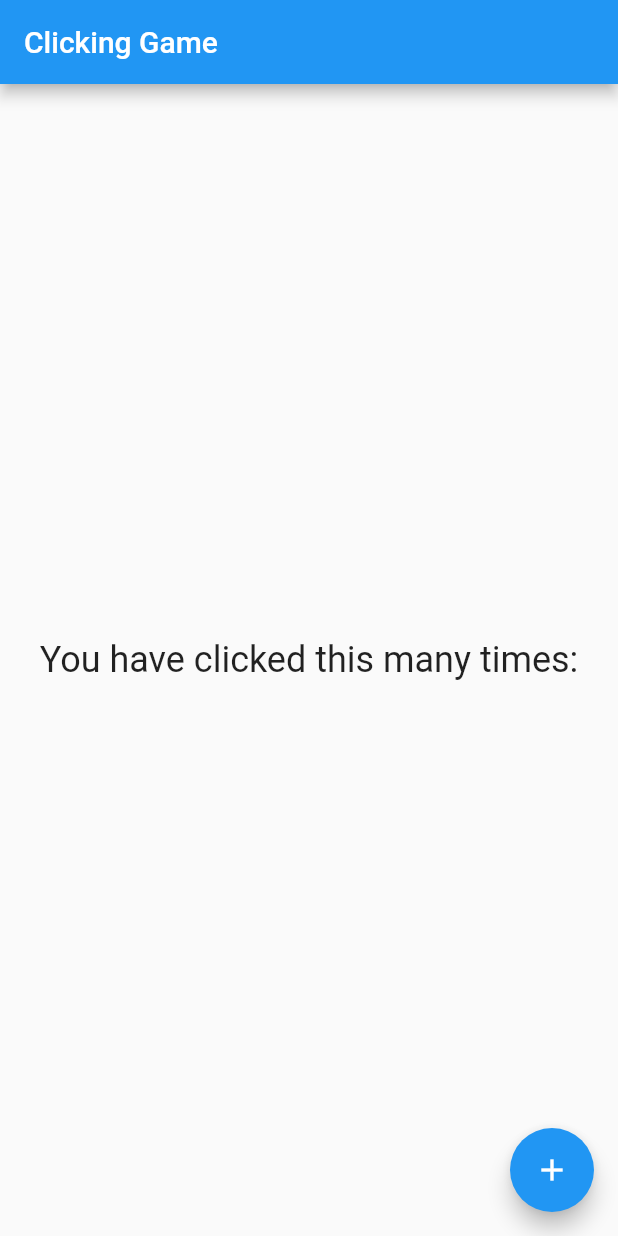
After one commit to songyang-dev/vanier-mobile-stateful-widget, a Flutter app: the screen it shows after launch, after a tap on the "add" icon, on a phone screen of 412 x 824 dp. The commit adds this screen. Run offline on Flutter 3.47's test engine with Material 2 defaults, Android fonts, the phone set to English and light mode, and no system bars.

Commit message:
Refactor into many files

```diff
--- a/analysis_options.yaml
+++ b/analysis_options.yaml
@@ -23,6 +23,8 @@ linter:
   rules:
     # avoid_print: false  # Uncomment to disable the `avoid_print` rule
     # prefer_single_quotes: true  # Uncomment to enable the `prefer_single_quotes` rule
+    prefer_relative_imports: true
+    directives_ordering: true
 
 # Additional information about this file can be found at
 # https://dart.dev/guides/language/analysis-options
--- /dev/null
+++ b/lib/home/home.dart
@@ -0,0 +1,26 @@
+import 'package:flutter/material.dart';
+
+class HomeScreen extends StatelessWidget {
+  const HomeScreen({
+    super.key,
+  });
+
+  @override
+  Widget build(BuildContext context) {
+    return Scaffold(
+      appBar: AppBar(
+        title: const Text("Clicking Game"),
+      ),
+      floatingActionButton: FloatingActionButton(
+        child: const Icon(Icons.add),
+        onPressed: () {},
+      ),
+      body: Center(
+        child: Text(
+          "You have clicked this many times:",
+          style: Theme.of(context).textTheme.headlineSmall,
+        ),
+      ),
+    );
+  }
+}
--- a/lib/main.dart
+++ b/lib/main.dart
@@ -1,30 +1,18 @@
 import 'package:flutter/material.dart';
 
+import 'home/home.dart';
+
 void main(List<String> args) {
-  runApp(const ClickingGame());
+  runApp(const ClickingGameApp());
 }
 
-class ClickingGame extends StatelessWidget {
-  const ClickingGame({super.key});
+class ClickingGameApp extends StatelessWidget {
+  const ClickingGameApp({super.key});
 
   @override
   Widget build(BuildContext context) {
-    return MaterialApp(
-      home: Scaffold(
-        appBar: AppBar(
-          title: const Text("Clicking Game"),
-        ),
-        floatingActionButton: FloatingActionButton(
-          child: const Icon(Icons.add),
-          onPressed: () {},
-        ),
-        body: Center(
-          child: Text(
-            "You have clicked this many times:",
-            style: Theme.of(context).textTheme.headlineSmall,
-          ),
-        ),
-      ),
+    return const MaterialApp(
+      home: HomeScreen(),
     );
   }
 }
```
Also changed, not shown: 1 other file.
